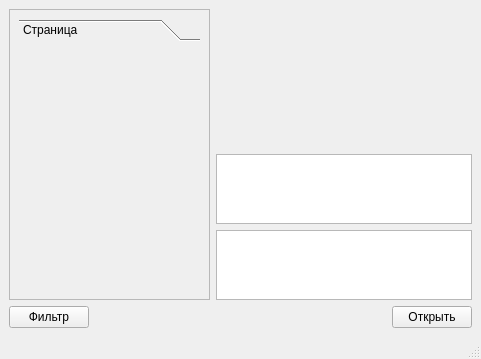
The window that mainwindow.ui (pi18a-group-dynamics/First-Team) describes before a commit, drawn with Qt 5.
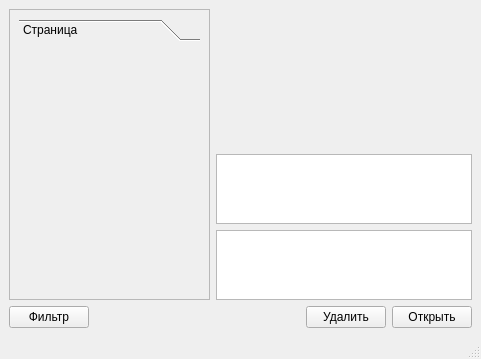
The same window after the commit. Icons and pictures are not drawn. Custom widgets are drawn as their Qt base class.

Commit message: Implemented erase for recipe

The edit to the form file:
```diff
--- a/mainwindow.ui
+++ b/mainwindow.ui
@@ -161,6 +161,13 @@
           </property>
          </spacer>
         </item>
+        <item>
+         <widget class="QPushButton" name="erase_btn_">
+          <property name="text">
+           <string>Удалить</string>
+          </property>
+         </widget>
+        </item>
         <item>
          <widget class="QPushButton" name="open_btn_">
           <property name="text">
```
The commit also changes 3 other files.
